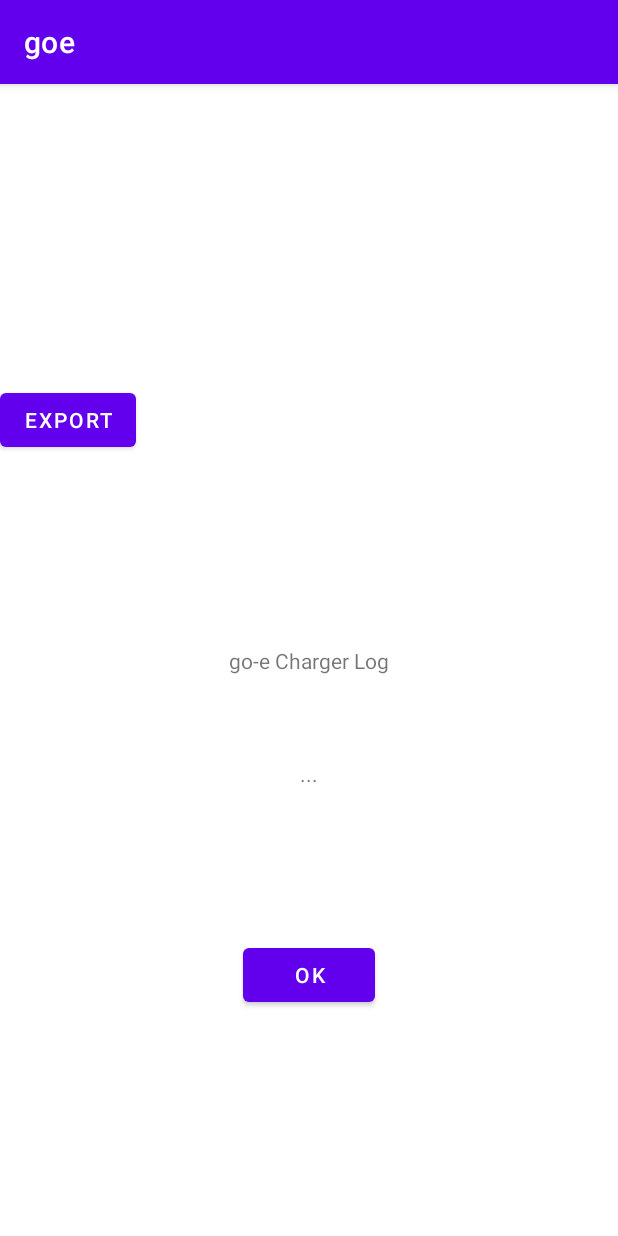
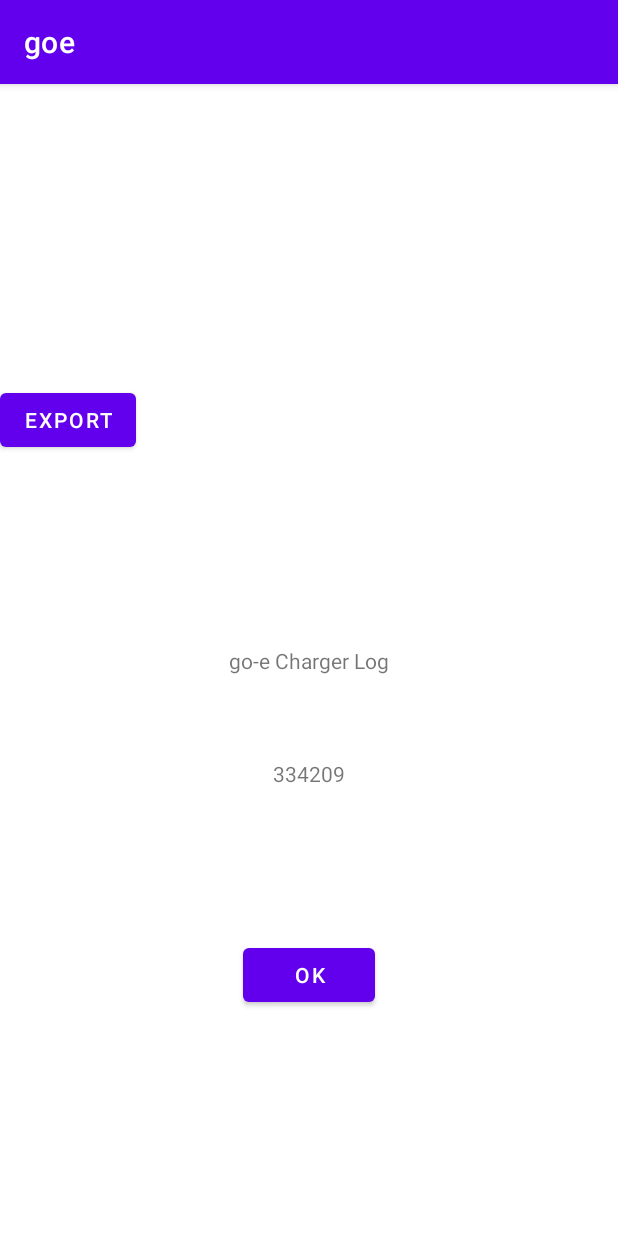
Before and after one commit to AndreasWoe/android, an Android app: the screen it shows after launch (MainActivity), after a tap on "OK", on a phone screen of 412 x 824 dp. Run offline under Robolectric (Android 15) with nearby library versions, the phone set to English and light mode, and no system bars.

```diff
--- a/goe/app/src/main/java/com/example/goe/MainActivity.java
+++ b/goe/app/src/main/java/com/example/goe/MainActivity.java
@@ -8,16 +8,12 @@ import android.util.Log;
 import android.view.View;
 import android.widget.TextView;
 
-import java.io.BufferedInputStream;
 import java.io.BufferedReader;
 import java.io.File;
 import java.io.FileInputStream;
 import java.io.FileOutputStream;
-import java.io.InputStream;
 import java.io.InputStreamReader;
 import java.io.OutputStreamWriter;
-import java.net.HttpURLConnection;
-import java.net.URL;
 import java.text.SimpleDateFormat;
 import java.util.Calendar;
 import java.util.Date;
@@ -26,6 +22,8 @@ import java.util.concurrent.ExecutorService;
 import java.util.concurrent.Executors;
 
 public class MainActivity extends AppCompatActivity {
+
+    private Session s = new Session();
 
     @Override
     protected void onCreate(Bundle savedInstanceState) {
@@ -90,11 +88,19 @@ public class MainActivity extends AppCompatActivity {
 
     }
 
+    public void hello() {
+        Log.i("goe", "Hello");
+
+        TextView c = findViewById(R.id.txtConsole);
+        c.setText(String.valueOf(s.getEto()));
+    }
+
     public void btnOkClick(View view) {
         TextView txtConsole = findViewById(R.id.txtConsole);
 
         MyHTTPRequest http = new MyHTTPRequest(MainActivity.this);
         http.setTxtOut(txtConsole);
+        http.setSession(s);
         ExecutorService mExecutor = Executors.newSingleThreadExecutor();
         mExecutor.execute(http);
     }
--- a/goe/app/src/main/java/com/example/goe/MyHTTPRequest.java
+++ b/goe/app/src/main/java/com/example/goe/MyHTTPRequest.java
@@ -3,6 +3,10 @@ package com.example.goe;
 import android.app.Activity;
 import android.util.Log;
 import android.widget.TextView;
+
+import org.json.JSONArray;
+import org.json.JSONException;
+import org.json.JSONObject;
 
 import java.io.BufferedInputStream;
 import java.io.BufferedReader;
@@ -13,15 +17,25 @@ import java.net.URL;
 
 public class MyHTTPRequest implements Runnable {
     TextView txtOut;
-    Activity activity;
-    String line2;
+    MainActivity activity;
+    String data;
     boolean r = true;
+
+    public Session getSession() {
+        return s;
+    }
+
+    public void setSession(Session s) {
+        this.s = s;
+    }
+
+    private Session s;
 
     public void setTxtOut(TextView txtOut) {
         this.txtOut = txtOut;
     }
 
-    public MyHTTPRequest(Activity activity)
+    public MyHTTPRequest(MainActivity activity)
     {
         this.activity = activity;
     }
@@ -42,29 +56,62 @@ public class MyHTTPRequest implements Runnable {
 
                     for (line = br.readLine(); line != null; line = br.readLine()) {
                         Log.i("goe", line);
-                        line2 += line;
+                        data += line;
                     }
-
-                    activity.runOnUiThread(new Runnable() {
-                        @Override
-                        public void run() {
-                            TextView worksalso = activity.findViewById(R.id.txtConsole);
-                            worksalso.setText(line2);
-                            //txtOut.setText(line2);
-                        }
-                    });
 
                     Log.i("goe", "Done - closing reader!");
                     br.close();
+                } catch (Exception ex) {
+                    Log.e("goe", "Something went wrong receiving http data!");
+                    Log.e("goe", ex.getMessage());
 
-                } catch (Exception ex) {
-                    Log.e("goe", ex.getMessage());
+                    //activate dummy data
+                    data = "{\"tpa\":0,\"sse\":\"101004\",\"eto\":334209,\"amp\":14,\"wh\":36096.4,\"cdi\":{\"type\":1,\"value\":13413609},\"nrg\":[231,230,231,1,0,0,0,0,0,0,0,0,0,0,0,0]}";
                 } finally {
                     urlConnection.disconnect();
                 }
             } catch (Exception ex) {
                 Log.e("goe", ex.getMessage());
             }
+
+            try {
+                //parse received charger data
+                JSONObject jObject = new JSONObject(data);
+                int eto = jObject.getInt("eto");
+
+                int amp = jObject.getInt("amp");
+                double wh = jObject.getDouble("wh");
+
+                JSONObject cdi = jObject.getJSONObject("cdi");
+
+                int cdi_type = cdi.getInt("type");
+                double cdi_value = cdi.getDouble("value");
+
+                JSONArray nrg = jObject.getJSONArray("nrg");
+
+                int nrg_0 = nrg.getInt(0);
+
+                s.setEto(eto);
+
+                Log.i("goe", String.valueOf(eto));
+            }
+            catch(JSONException ex) {
+                Log.e("goe", "Something went wrong parsing JSON!");
+                Log.e("goe", ex.getMessage());
+            }
+
+            activity.runOnUiThread(new Runnable() {
+                @Override
+                public void run() {
+                    /*
+                    TextView worksalso = activity.findViewById(R.id.txtConsole);
+                    worksalso.setText(data);
+                    //txtOut.setText(line2);
+                    */
+                    activity.hello();
+                }
+            });
+
             r = false;
             //Thread.sleep(10000);
         }
--- /dev/null
+++ b/goe/app/src/main/java/com/example/goe/Session.java
@@ -0,0 +1,13 @@
+package com.example.goe;
+
+public class Session {
+    public int getEto() {
+        return eto;
+    }
+
+    public void setEto(int eto) {
+        this.eto = eto;
+    }
+
+    private int eto;
+}
```
